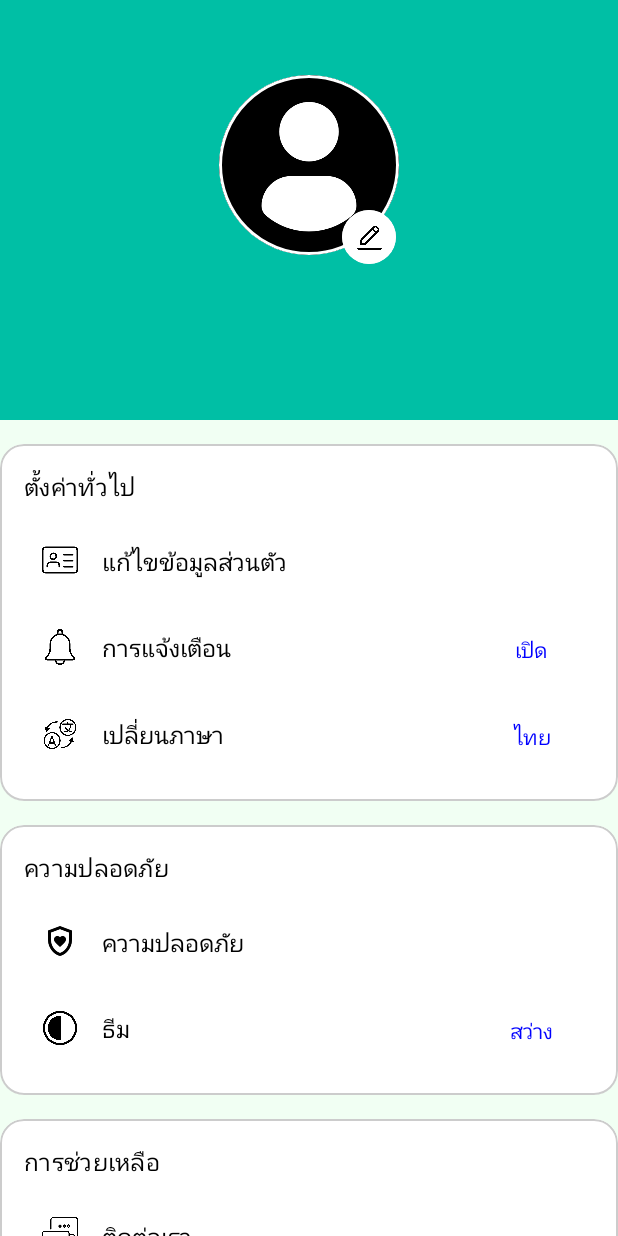
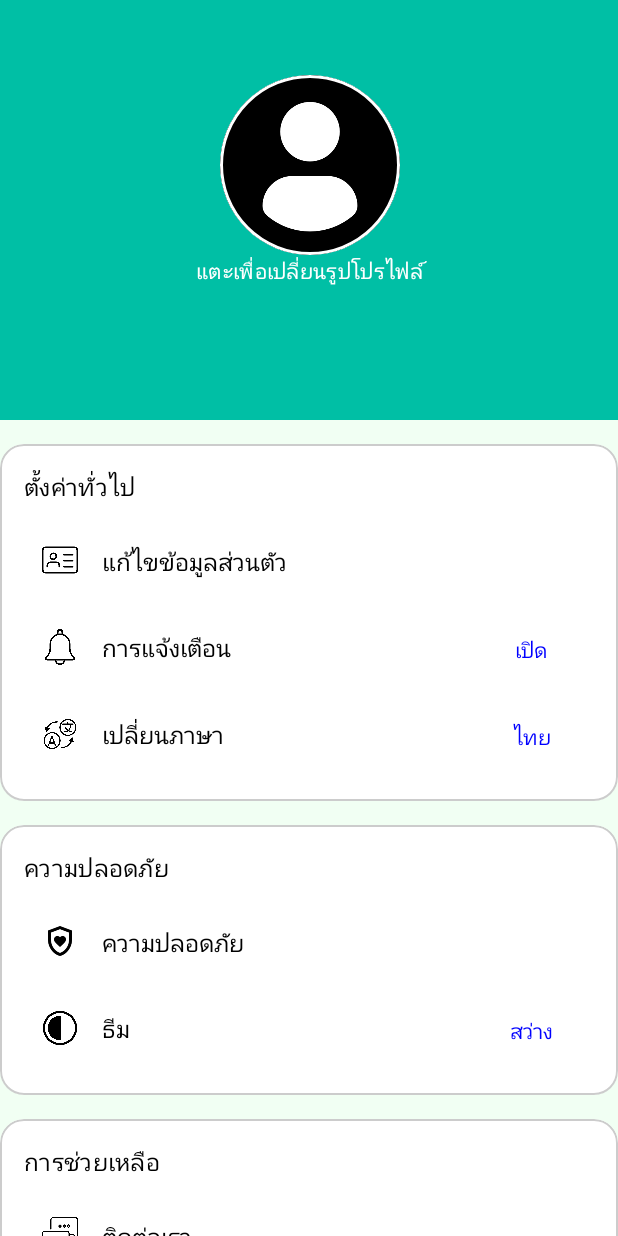
Before and after one commit to Anochaakimbo/PersonalTaxManagement-KotlinProject, an Android app built with Jetpack Compose: the ProfileScreen screen opened through its navigation route, on a phone screen of 412 x 824 dp. Run offline under Robolectric (Android 15) with nearby library versions, the phone set to English and light mode, and no system bars; pictures from the network do not load; 1 statement that could not run was skipped.

Commit message:
Complete Finish Enough

```diff
--- a/app/src/main/java/com/example/myproject/api/UserAPI.kt
+++ b/app/src/main/java/com/example/myproject/api/UserAPI.kt
@@ -1,7 +1,9 @@
 package com.example.myproject.api
 
 import com.example.myproject.database.PasswordChangeRequest
+import com.example.myproject.database.UploadResponse
 import com.example.myproject.database.UserClass
+import com.example.myproject.database.UserProfileResponse
 import okhttp3.MultipartBody
 import okhttp3.RequestBody
 import retrofit2.Call
@@ -29,14 +31,18 @@ interface UserAPI {
         @POST("change-password")
         fun changePassword(@Body request: PasswordChangeRequest): Call<Void>
 
+        @Multipart
+        @POST("uploadProfileImage/{id}")
+        fun uploadProfileImage(
+            @Path("id") userId: Int,
+            @Part profile_image: MultipartBody.Part
+        ): Call<UploadResponse>
+
+        @GET("getUserProfile/{id}")
+        fun getUserProfile(@Path("id") userId: Int): Call<UserProfileResponse>
+
+
     }
-
-    @Multipart
-    @POST("uploadProfilePicture")
-    fun uploadProfilePicture(
-        @Part("userId") userId: RequestBody,
-        @Part image: MultipartBody.Part
-    ): Call<UserClass>
 
     companion object {
         fun create(): UserAPI {
--- /dev/null
+++ b/app/src/main/java/com/example/myproject/database/UploadResponse.kt
@@ -0,0 +1,6 @@
+package com.example.myproject.database
+
+data class UploadResponse(
+    val success: Boolean,
+    val message: String
+)
--- /dev/null
+++ b/app/src/main/java/com/example/myproject/database/UserProfileResponse.kt
@@ -0,0 +1,5 @@
+package com.example.myproject.database
+
+data class UserProfileResponse(
+    val profile_image: String
+)
--- a/app/src/main/java/com/example/myproject/mainscreen/ProfileScreen.kt
+++ b/app/src/main/java/com/example/myproject/mainscreen/ProfileScreen.kt
@@ -4,6 +4,7 @@ import android.content.Context
 import android.content.Intent
 import android.net.Uri
 import android.util.Log
+import android.widget.ImageView
 import android.widget.Toast
 import androidx.activity.compose.rememberLauncherForActivityResult
 import androidx.activity.result.contract.ActivityResultContracts
@@ -59,14 +60,19 @@ import androidx.navigation.NavHostController
 import androidx.navigation.compose.NavHost
 import androidx.navigation.compose.composable
 import androidx.navigation.compose.rememberNavController
+import coil.compose.AsyncImage
 import coil.compose.rememberAsyncImagePainter
+import com.bumptech.glide.Glide
 import com.example.myproject.R
 import com.example.myproject.api.UserAPI
+import com.example.myproject.database.UploadResponse
 import com.example.myproject.database.UserClass
+import com.example.myproject.database.UserProfileResponse
 import com.example.myproject.loginandsignup.SharedPreferencesManager
 import com.example.myproject.navigation.Screen
 import com.example.myproject.profilesubscreen.EditScreen
 import okhttp3.MediaType.Companion.toMediaType
+import okhttp3.MediaType.Companion.toMediaTypeOrNull
 import okhttp3.MultipartBody
 import okhttp3.RequestBody.Companion.asRequestBody
 import okhttp3.RequestBody.Companion.toRequestBody
@@ -87,13 +93,11 @@ fun ProfileScreen(navController: NavHostController,modifier: Modifier) {
     val createClient = UserAPI.create()
     val initialUser = UserClass(0,"","","","")
     var userItems by remember { mutableStateOf(initialUser) }
-    var logoutDialog by remember { mutableStateOf(false) }
-    var checkState by remember { mutableStateOf(false) }
     var notificationEnabled by remember { mutableStateOf(true) }
     var languageThai by remember { mutableStateOf(true) }
     var darkTheme by remember { mutableStateOf(false) }
     val context = LocalContext.current
-
+    var imageUrl by remember { mutableStateOf<String?>(null) }
     val lifecycleOwner = LocalLifecycleOwner.current
     val lifecycleState by lifecycleOwner.lifecycle.currentStateFlow.collectAsState()
 
@@ -132,25 +136,47 @@ fun ProfileScreen(navController: NavHostController,modifier: Modifier) {
 
     }
 
+    val imagePickerLauncher = rememberLauncherForActivityResult(
+        contract = ActivityResultContracts.GetContent()
+    ) { uri: Uri? ->
+        uri?.let {
+            profileImageUri = it.toString()
+            uploadProfileImage(context, userId, it) // อัปโหลดไปยังเซิร์ฟเวอร์
+        }
+    }
 
-    LazyColumn( // ใช้ LazyColumn ให้สามารถเลื่อนได้ทั้งหมด
+    LaunchedEffect(userId) {
+        createClient.getUserProfile(userId).enqueue(object : Callback<UserProfileResponse> {
+            override fun onResponse(call: Call<UserProfileResponse>, response: Response<UserProfileResponse>) {
+                if (response.isSuccessful && response.body() != null) {
+                    imageUrl = response.body()!!.profile_image
+                }
+            }
+
+            override fun onFailure(call: Call<UserProfileResponse>, t: Throwable) {
+                Log.e("ProfileImage", "โหลดรูปโปรไฟล์ล้มเหลว: ${t.message}")
+            }
+        })
+    }
+
+
+    LazyColumn(
         modifier = modifier
             .fillMaxSize()
-            .background(Color(0xFFF1FFF3)), // พื้นหลังของทั้งหน้า
+            .background(Color(0xFFF1FFF3)),
         verticalArrangement = Arrangement.spacedBy(16.dp),
         contentPadding = PaddingValues(bottom = 80.dp)
     ) {
-        // ส่วนหัวโปรไฟล์
         item {
             Box(
                 modifier = Modifier
                     .fillMaxWidth()
-                    .height(280.dp) // ปรับความสูง
-                    .background(Color(0xFF00BFA5)), // สีพื้นหลังส่วนหัว
+                    .height(280.dp)
+                    .background(Color(0xFF00BFA5)),
                 contentAlignment = Alignment.TopCenter
             ) {
                 Column(
-                    modifier = Modifier.padding(top = 50.dp), // เลื่อนรูปลงมา
+                    modifier = Modifier.padding(top = 50.dp),
                     horizontalAlignment = Alignment.CenterHorizontally
                 ) {
                     Box(
@@ -158,37 +184,17 @@ fun ProfileScreen(navController: NavHostController,modifier: Modifier) {
                             .size(120.dp)
                             .clip(CircleShape)
                             .background(Color.White)
-                            .border(2.dp, Color.White, CircleShape),
+                            .border(2.dp, Color.White, CircleShape)
+                            .clickable { imagePickerLauncher },
                         contentAlignment = Alignment.Center
                     ) {
-                        if (!profileImageUri.isNullOrEmpty()) {
-                            if (profileImageUri!!.startsWith("http")) {
-                                // ✅ โหลดรูปจากอินเทอร์เน็ต ถ้าเป็น URL
-                                Image(
-                                    painter = rememberAsyncImagePainter(profileImageUri),
-                                    contentDescription = "Profile Picture",
-                                    modifier = Modifier.fillMaxSize()
-                                )
-                            } else {
-                                // ✅ โหลดรูปจากไฟล์ในเครื่อง ถ้าเป็น Local Path
-                                val file = File(profileImageUri!!)
-                                if (file.exists()) {
-                                    Image(
-                                        painter = rememberAsyncImagePainter(file),
-                                        contentDescription = "Profile Picture",
-                                        modifier = Modifier.fillMaxSize()
-                                    )
-                                } else {
-                                    // ✅ แสดงรูป Default ถ้าไม่มีรูปในเครื่อง
-                                    Image(
-                                        painter = painterResource(id = R.drawable.profile_user),
-                                        contentDescription = "Default Profile Picture",
-                                        modifier = Modifier.fillMaxSize()
-                                    )
-                                }
-                            }
+                        if (!imageUrl.isNullOrEmpty()) {
+                            AsyncImage(
+                                model = imageUrl,
+                                contentDescription = "Profile Picture",
+                                modifier = Modifier.fillMaxSize()
+                            )
                         } else {
-                            // ✅ แสดงรูป Default ถ้าไม่มีค่า profileImageUri
                             Image(
                                 painter = painterResource(id = R.drawable.profile_user),
                                 contentDescription = "Default Profile Picture",
@@ -197,24 +203,12 @@ fun ProfileScreen(navController: NavHostController,modifier: Modifier) {
                         }
                     }
 
-
-                    // ✅ ปุ่มเปลี่ยนรูปโปรไฟล์
-                    Box(
-                        modifier = Modifier
-                            .offset(x = 40.dp, y = -30.dp)
-                            .size(36.dp)
-                            .clip(CircleShape)
-                            .background(Color.White)
-                            .border(2.dp, Color.White, CircleShape),
-                        contentAlignment = Alignment.Center
-                    ) {
-                        Icon(
-                            painter = painterResource(id = R.drawable.edit_text),
-                            contentDescription = "Edit Profile",
-                            tint = Color.Black,
-                            modifier = Modifier.size(18.dp)
-                        )
-                    }
+                    Text(
+                        text = "แตะเพื่อเปลี่ยนรูปโปรไฟล์",
+                        color = Color.White,
+                        textAlign = TextAlign.Center,
+                        style = MaterialTheme.typography.bodyMedium
+                    )
                     Text(
                         text = "${userItems.fname} ${userItems.lname}",
                         color = Color.White,
@@ -313,9 +307,74 @@ fun ProfileScreen(navController: NavHostController,modifier: Modifier) {
                     Text(text = "Logout", fontSize = 18.sp)
                 }
             }
+
+
             Spacer(modifier = Modifier.height(50.dp)) // เว้นช่องว่างล่างสุด
         }
     }
+}
+
+fun uploadProfileImage(context: Context, userId: Int, imageUri: Uri) {
+    val createClient = UserAPI.create()
+    val contentResolver = context.contentResolver
+    val inputStream: InputStream? = contentResolver.openInputStream(imageUri)
+    val file = File(context.cacheDir, "profile_image_${System.currentTimeMillis()}.jpg")
+
+    // ตรวจสอบว่า inputStream ไม่เป็น null
+    inputStream?.use { input ->
+        FileOutputStream(file).use { output ->
+            input.copyTo(output)
+        }
+    } ?: run {
+        Toast.makeText(context, "ไม่สามารถอ่านไฟล์รูปภาพ", Toast.LENGTH_SHORT).show()
+        return
+    }
+
+    // ตรวจสอบว่าไฟล์ถูกสร้างสำเร็จ
+    if (!file.exists() || file.length() == 0L) {
+        Toast.makeText(context, "ไฟล์รูปภาพไม่ถูกต้อง", Toast.LENGTH_SHORT).show()
+        return
+    }
+
+    val requestFile = file.asRequestBody("image/jpeg".toMediaTypeOrNull())
+    val body = MultipartBody.Part.createFormData("profile_image", file.name, requestFile)
+
+    createClient.uploadProfileImage(userId, body).enqueue(object : Callback<UploadResponse> {
+    override fun onResponse(call: Call<UploadResponse>, response: Response<UploadResponse>) {
+            if (response.isSuccessful && response.body()?.success == true) {
+                Toast.makeText(context, "อัปโหลดสำเร็จ!", Toast.LENGTH_SHORT).show()
+            } else {
+                Toast.makeText(context, "อัปโหลดล้มเหลว: ${response.message()}", Toast.LENGTH_SHORT).show()
+            }
+        }
+
+        override fun onFailure(call: Call<UploadResponse>, t: Throwable) {
+            Toast.makeText(context, "ข้อผิดพลาด: ${t.message}", Toast.LENGTH_SHORT).show()
+        }
+    })
+}
+
+fun loadProfileImage(context: Context, userId: Int, imageView: ImageView) {
+    val createClient = UserAPI.create()
+
+    createClient.getUserProfile(userId).enqueue(object : Callback<UserProfileResponse> {
+        override fun onResponse(call: Call<UserProfileResponse>, response: Response<UserProfileResponse>) {
+            if (response.isSuccessful && response.body() != null) {
+                val imageUrl = response.body()!!.profile_image
+
+                // ✅ โหลดรูปจาก URL เข้า ImageView
+                Glide.with(context)
+                    .load(imageUrl)
+                    .placeholder(R.drawable.profile_user) // รูป Placeholder
+                    .error(R.drawable.profile_user) // รูปแสดงเมื่อโหลดไม่สำเร็จ
+                    .into(imageView)
+            }
+        }
+
+        override fun onFailure(call: Call<UserProfileResponse>, t: Throwable) {
+            Toast.makeText(context, "โหลดรูปโปรไฟล์ล้มเหลว", Toast.LENGTH_SHORT).show()
+        }
+    })
 }
 
 
--- a/gradle/libs.versions.toml
+++ b/gradle/libs.versions.toml
@@ -10,6 +10,7 @@ activityCompose = "1.10.0"
 composeBom = "2024.04.01"
 navigationRuntimeAndroid = "2.9.0-alpha05"
 cronetEmbedded = "119.6045.31"
+firebaseAppdistributionGradle = "5.1.1"
 
 [libraries]
 androidx-core-ktx = { group = "androidx.core", name = "core-ktx", version.ref = "coreKtx" }
```
Also changed, not shown: app/build.gradle.kts (+5 -5 lines).
